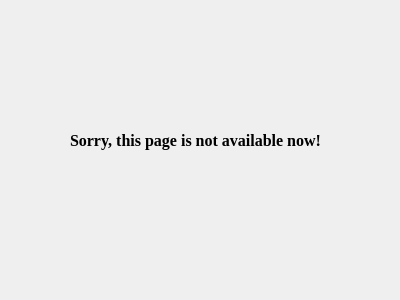
The window that notavailable.ui (hnxals/DLH) describes before a commit, drawn with Qt 5.
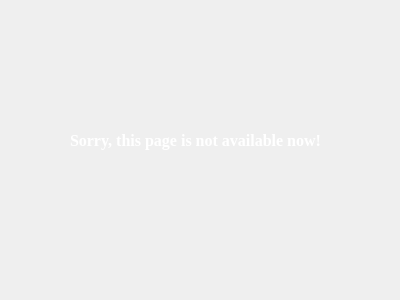
The same window after the commit. Icons and pictures are not drawn.

Patch:
```diff
--- a/notavailable.ui
+++ b/notavailable.ui
@@ -13,6 +13,11 @@
   <property name="windowTitle">
    <string>Dialog</string>
   </property>
+  <property name="styleSheet">
+   <string notr="true">QDialog{
+	background-image: url(:/new/pic/road.jpg)
+}</string>
+  </property>
   <widget class="QLabel" name="label">
    <property name="geometry">
     <rect>
@@ -30,6 +35,9 @@
      <bold>true</bold>
     </font>
    </property>
+   <property name="styleSheet">
+    <string notr="true">color: white;</string>
+   </property>
    <property name="text">
     <string>Sorry, this page is not available now!</string>
    </property>
```
